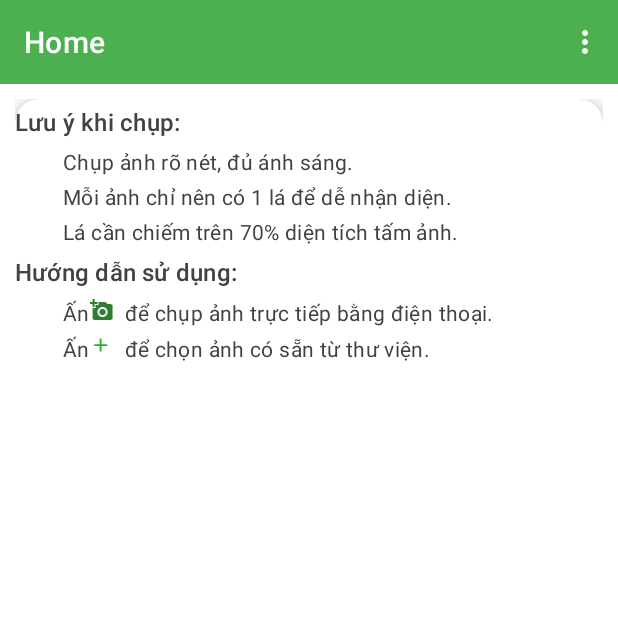
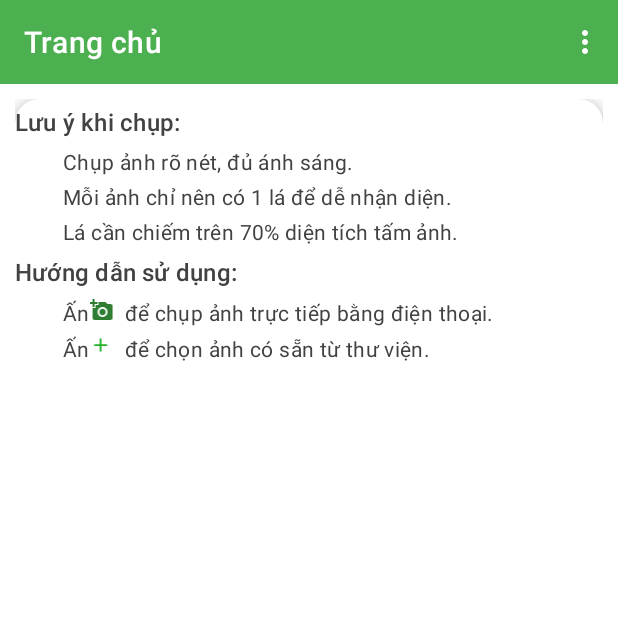
Before and after one commit to LeHoangMinhQuan/longan_variant_detect_app, an Android app: the screen it shows after launch once a user with an empty profile is signed in (ActivityMain), on a phone screen of 412 x 824 dp, the top half of it. Run offline under Robolectric (Android 15) with nearby library versions, the phone set to English and light mode, and no system bars; our stand-ins replace Firebase (no records; nobody signed in at launch, a user with empty details on screens opened directly), navigation-ui; libraries missing offline, so code that uses them is left out: org.tensorflow.lite; 7 statements that could not run were skipped.

```diff
--- a/app/src/main/res/navigation/mobile_navigation.xml
+++ b/app/src/main/res/navigation/mobile_navigation.xml
@@ -8,19 +8,19 @@
     <fragment
         android:id="@+id/nav_fragmentHome"
         android:name="com.quan.phnloinhn.src.View.Fragment.FragmentHome"
-        android:label="Home"
+        android:label="@string/title_home"
         tools:layout="@layout/fragment_home" />
 
     <fragment
         android:id="@+id/nav_fragmentProfile"
         android:name="com.quan.phnloinhn.src.View.Fragment.FragmentProfile"
-        android:label="Profile"
+        android:label="@string/title_profile"
         tools:layout="@layout/fragment_profile"/>
 
     <fragment
         android:id="@+id/nav_fragmentHistory"
         android:name="com.quan.phnloinhn.src.View.Fragment.FragmentHistory"
-        android:label="History"
+        android:label="@string/title_history"
         tools:layout="@layout/fragment_history"/>
 
 </navigation>
```
